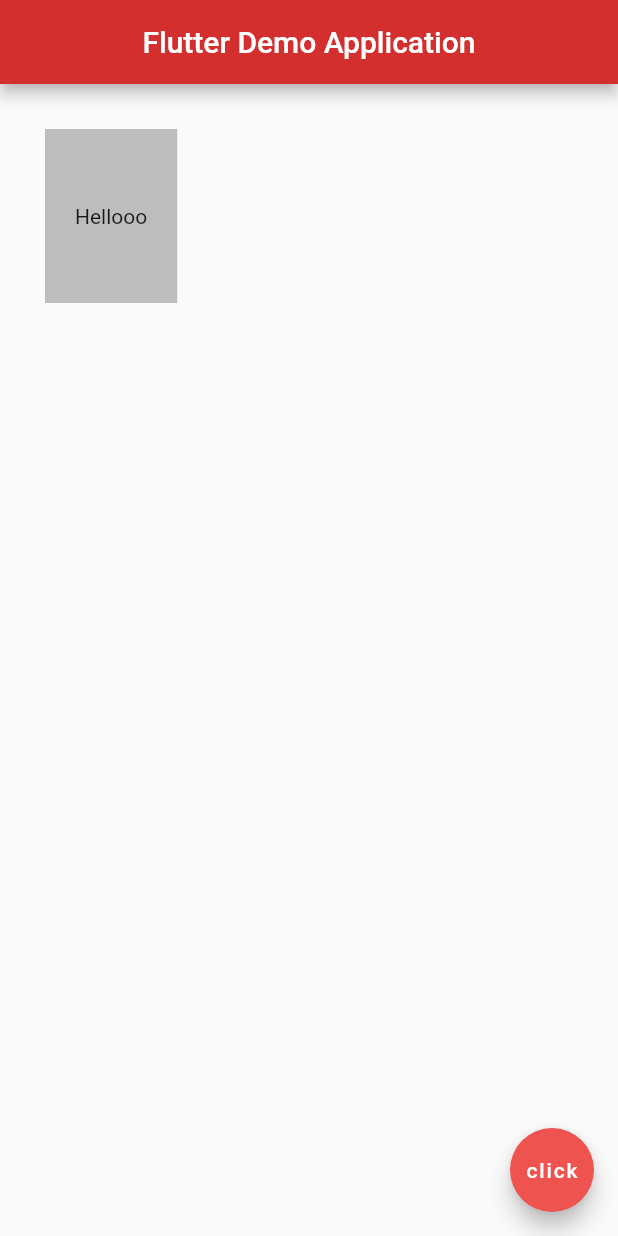
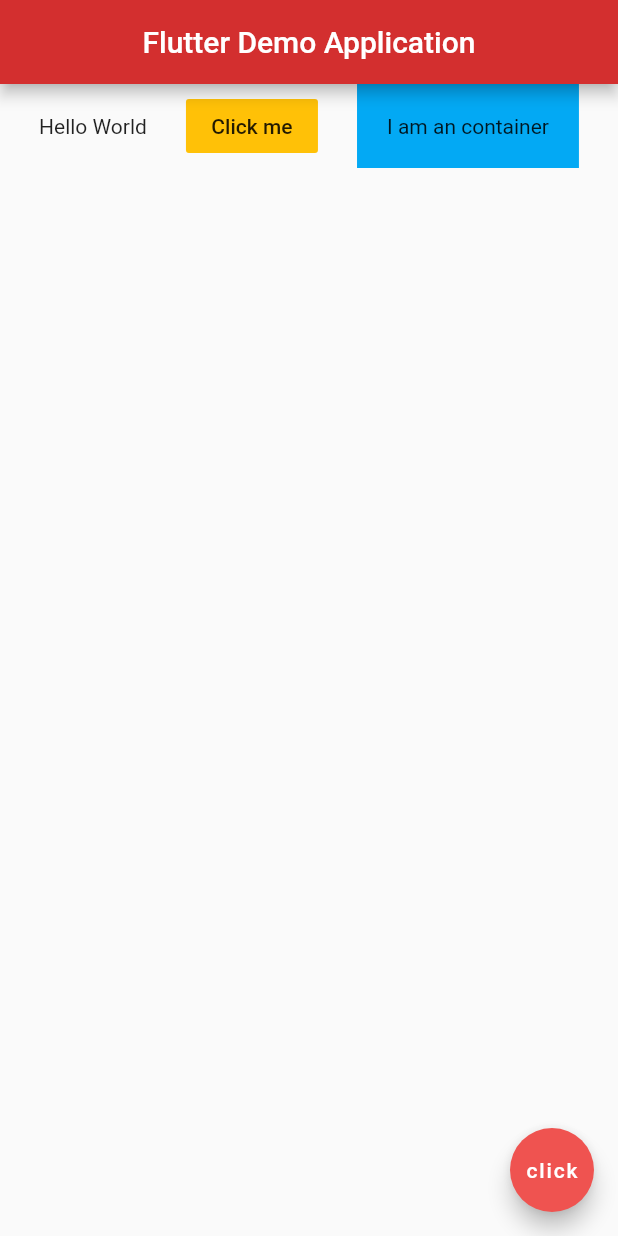
Before and after one commit to jeneeDurai/flutter_demo, a Flutter app: the screen it shows after launch, on a phone screen of 412 x 824 dp. Run offline on Flutter 3.47's test engine with Material 2 defaults, Android fonts, the phone set to English and light mode, and no system bars.

Commit message:
Rows and alignments

```diff
--- a/lib/main.dart
+++ b/lib/main.dart
@@ -16,11 +16,22 @@ class Home extends StatelessWidget {
         centerTitle: true,
         backgroundColor: Colors.red[700],
       ),
-      body: Container(
-        padding: EdgeInsets.symmetric(horizontal: 20.0, vertical:50.0),
-        margin: EdgeInsets.all(30.0),
-          color:Colors.grey[400],
-        child:Text("Hellooo")
+      body: Row(
+        mainAxisAlignment: MainAxisAlignment.spaceEvenly,
+        crossAxisAlignment: CrossAxisAlignment.center,
+        children: <Widget>[
+          Text('Hello World'),
+          FlatButton(
+            onPressed: (){},
+            color:Colors.amber,
+            child:Text('Click me')
+          ),
+          Container(
+            color:Colors.lightBlue,
+            padding:EdgeInsets.all(20.0),
+            child:Text("I am an container")
+          )
+        ],
       ),
       floatingActionButton: FloatingActionButton(
           child:Text("click"),
```
